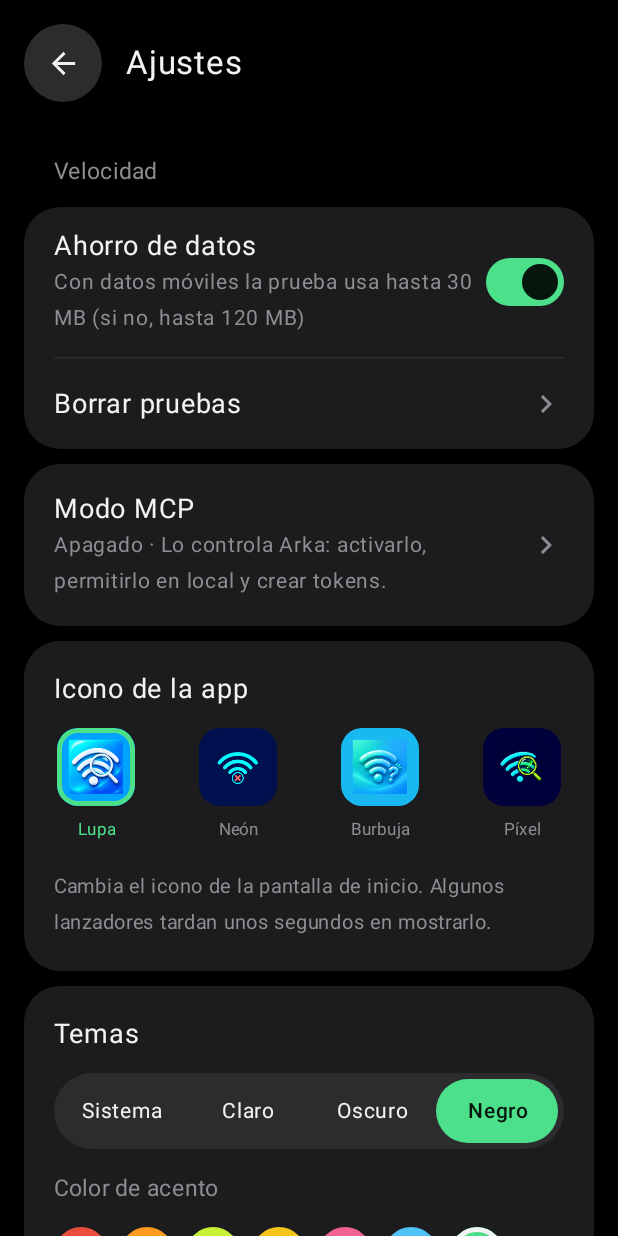
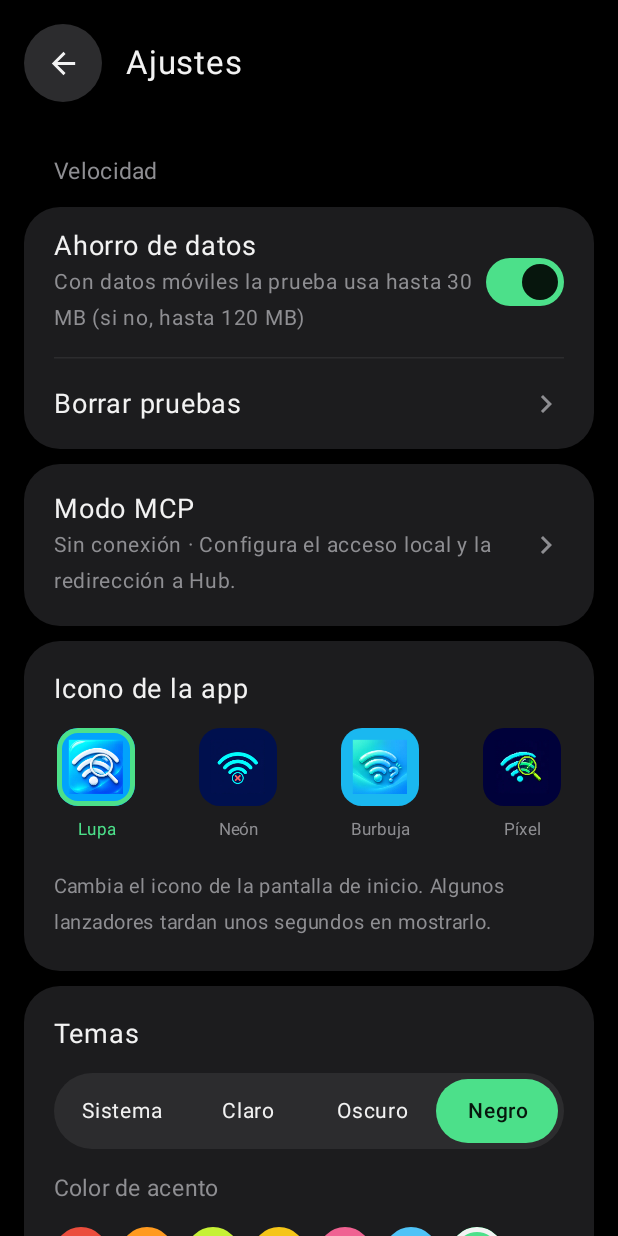
Before and after one commit to SiriusMagic/Analizador-de-redes-mcp, an Android app built with Jetpack Compose: the screen it shows after launch (MainActivity), after a tap on "Ajustes", on a phone screen of 412 x 824 dp. Run offline under Robolectric (Android 15) with nearby library versions, the phone set to English and light mode, and no system bars; pictures from the network do not load; 5 statements that could not run were skipped.

Commit message:
Restaurar controles independientes y pruebas de Modo MCP

```diff
--- a/android/app/src/main/java/com/zirakusa/redes/mcp/McpHandler.kt
+++ b/android/app/src/main/java/com/zirakusa/redes/mcp/McpHandler.kt
@@ -45,7 +45,7 @@ class McpHandler(private val tokens: () -> List<Token>, private val data: NetDat
                 .put("serverInfo", JSONObject().put("name", "redes").put("title", "Redes").put("version", version))
                 .put("instructions", INSTRUCTIONS + "Errors carry a code (structuredContent.error.code).")
                 .put("_meta", JSONObject().put(TOKEN_META, JSONObject().put("name", token.name).put("kind", "redirect").put("mode", token.access.key)))
-            "ping" -> JSONObject()
+            "ping" -> McpProbeReceipt.accept(id)
             "tools/list" -> JSONObject().put("tools", JSONArray(NetTools.available(token.access).map {
                 JSONObject().put("name", it.name).put("description", it.description).put("inputSchema", it.schema)
                     .put("annotations", JSONObject().put("readOnlyHint", !it.write).put("destructiveHint", it.name in DESTRUCTIVE))
--- a/android/app/src/main/java/com/zirakusa/redes/mcp/McpMode.kt
+++ b/android/app/src/main/java/com/zirakusa/redes/mcp/McpMode.kt
@@ -12,12 +12,14 @@ import com.zirakusa.redes.data.Settings
 import com.zirakusa.redes.data.SharedValues
 
 /**
- * The Modo MCP, run by Arka (same developer, through [HubLinkProvider]): «connect» turns the public link on (the relay,
- * with Arka's own token, so the hub decides who may do what) and «disconnect» turns it off. Lucía calls the tools on the
- * phone with [local], without internet. Off by default; nothing to set up in this app.
+ * The public relay may run for MCP or for redirection. Only redirection serves the current Arka token.
+ * The phone grants local access separately through the signature-protected provider.
  */
 object McpMode {
     var remote by mutableStateOf(false); private set
+    var enabled by mutableStateOf(false); private set
+    var localMcp by mutableStateOf(false); private set
+    val active get() = enabled || remote
     var state by mutableStateOf(RelayLink.State.OFFLINE); private set
     /** Called on the main thread after a tool ran a speed test, so the screen reloads the history. */
     var onChanged: () -> Unit = {}
@@ -34,10 +36,12 @@ object McpMode {
         val app = context.applicationContext
         val p = app.getSharedPreferences("mcp", Context.MODE_PRIVATE)
         prefs = p
-        remote = p.getBoolean("redirect", false)
+        remote = p.getBoolean("redirect", true)
+        enabled = p.getBoolean("enabled", false)
+        localMcp = p.getBoolean("localMcp", false)
         token = Token(SecretBox.open(p.getString("arka", "") ?: "").ifBlank {
             (Legacy.redirectSecret(SecretBox.open(p.getString("tokens", "") ?: "")) ?: Token.secret())
-                .also { p.edit { putString("arka", SecretBox.seal(it)); remove("tokens"); remove("enabled") } }
+                .also { p.edit { putString("arka", SecretBox.seal(it)); remove("tokens") } }
         })
         device = p.getString("device", null) ?: Token.id().repeat(2).also { p.edit { putString("device", it) } }
         relaySecret = SecretBox.open(p.getString("relay", "") ?: "").ifBlank {
@@ -47,7 +51,9 @@ object McpMode {
         apply()
     }
 
-    /** Arka's «Activar MCP» for this app: the public link on or off. */
+    fun enable(on: Boolean) { enabled = on; prefs?.edit { putBoolean("enabled", on) }; apply() }
+    fun allowLocal(on: Boolean) { localMcp = on; prefs?.edit { putBoolean("localMcp", on) } }
+
     fun turnRemote(on: Boolean) { remote = on; prefs?.edit { putBoolean("redirect", on) }; apply() }
 
     fun hubLink() = "${relayUrl.trimEnd('/')}/d/$device/mcp?token=${token.secret}"
@@ -64,9 +70,9 @@ object McpMode {
 
     private fun apply() {
         val d = data ?: return
-        if (remote && relayUrl.isNotBlank()) {
+        if (active && relayUrl.isNotBlank()) {
             if (link == null) link = RelayLink(relayUrl, device, relaySecret,
-                McpHandler({ listOf(token) }, d, BuildConfig.VERSION_NAME)) { state = it }.also { it.start() }
+                McpHandler({ if (remote) listOf(token) else emptyList() }, d, BuildConfig.VERSION_NAME)) { state = it }.also { it.start() }
         } else { link?.stop(); link = null; state = RelayLink.State.OFFLINE }
     }
 }
--- a/android/app/src/main/java/com/zirakusa/redes/ui/screens/SettingsScreen.kt
+++ b/android/app/src/main/java/com/zirakusa/redes/ui/screens/SettingsScreen.kt
@@ -44,7 +44,7 @@ import com.zirakusa.redes.ui.theme.RedesColors
         }
         Group {
             val status = when {
-                !McpMode.remote -> stringResource(R.string.mcp_status_off)
+                !McpMode.active -> stringResource(R.string.mcp_status_off)
                 McpMode.state == RelayLink.State.ONLINE -> stringResource(R.string.mcp_online)
                 McpMode.state == RelayLink.State.CONNECTING -> stringResource(R.string.mcp_connecting)
                 else -> stringResource(R.string.mcp_offline)
--- /dev/null
+++ b/android/app/src/main/res/values/mcp_options.xml
@@ -0,0 +1,8 @@
+<resources>
+    <string name="mcp_option_title">Modo MCP</string>
+    <string name="mcp_option_enable">Activar MCP</string>
+    <string name="mcp_option_local">Permitir MCP local</string>
+    <string name="mcp_option_redirect">Redireccionar a Hub</string>
+    <string name="mcp_option_open_hub">Abrir Arka</string>
+    <string name="mcp_option_probe">Última prueba MCP recibida · ID %1$s</string>
+</resources>
--- a/android/app/src/main/res/values/strings.xml
+++ b/android/app/src/main/res/values/strings.xml
@@ -30,7 +30,7 @@
     <string name="hub_link_permission">Vincular con Gateway Hub</string>
     <string name="summary_permission">Resumen para Inicio</string>
     <string name="app_title">Analizar redes</string>
-    <string name="mcp_settings_hint">Lo controla Arka: activarlo, permitirlo en local y crear tokens.</string>
+    <string name="mcp_settings_hint">Configura el acceso local y la redirección a Hub.</string>
     <string name="tab_network">Red</string>
     <string name="tab_speed">Velocidad</string>
     <string name="tab_nearby">Wi‑Fi cercanas</string>
@@ -182,5 +182,5 @@
     <string name="phone_denied">Sin el permiso de teléfono no se pueden leer las SIM. Puedes darlo en los ajustes de la app (Permisos › Teléfono).</string>
     <string name="open_app_settings">Abrir ajustes de la app</string>
     <string name="history_short">Historial</string>
-    <string name="mcp_no_arka">Instala Arka para activar el Modo MCP.</string>
+    <string name="mcp_no_arka">Instala Arka para administrar los enlaces del Hub.</string>
 </resources>
```
Also changed, not shown: android/app/src/main/java/com/zirakusa/redes/MainActivity.kt (+2 -5 lines), android/app/src/main/java/com/zirakusa/redes/mcp/HubLink.kt (+6 -2 lines), android/app/src/main/java/com/zirakusa/redes/mcp/McpOptions.kt (added, +41 -0 lines), android/app/src/main/java/com/zirakusa/redes/mcp/McpProbeReceipt.kt (added, +14 -0 lines), 3 other files.
